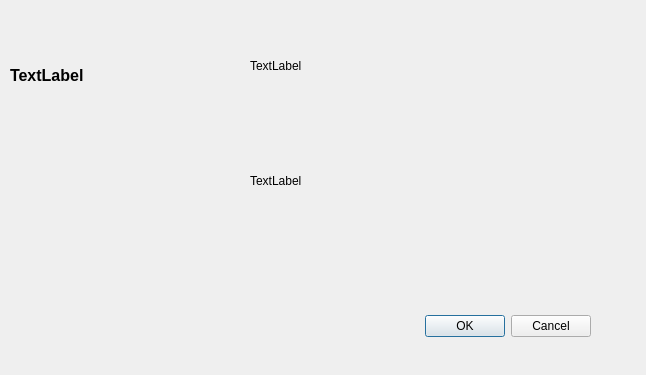
bigdog765/qt-database, file RecipeDataSeeding/measure.ui: the form before one commit.
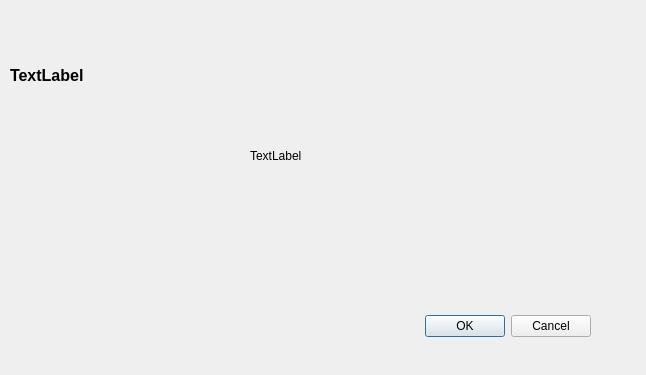
The form after the commit.

Diff of the .ui file:
```diff
--- a/RecipeDataSeeding/measure.ui
+++ b/RecipeDataSeeding/measure.ui
@@ -48,26 +48,13 @@
     <string>TextLabel</string>
    </property>
   </widget>
-  <widget class="QLabel" name="mainNutrients">
-   <property name="geometry">
-    <rect>
-     <x>250</x>
-     <y>40</y>
-     <width>361</width>
-     <height>51</height>
-    </rect>
-   </property>
-   <property name="text">
-    <string>TextLabel</string>
-   </property>
-  </widget>
   <widget class="QLabel" name="microNutrients">
    <property name="geometry">
     <rect>
      <x>250</x>
-     <y>100</y>
+     <y>50</y>
      <width>351</width>
-     <height>161</height>
+     <height>211</height>
     </rect>
    </property>
    <property name="text">
```
